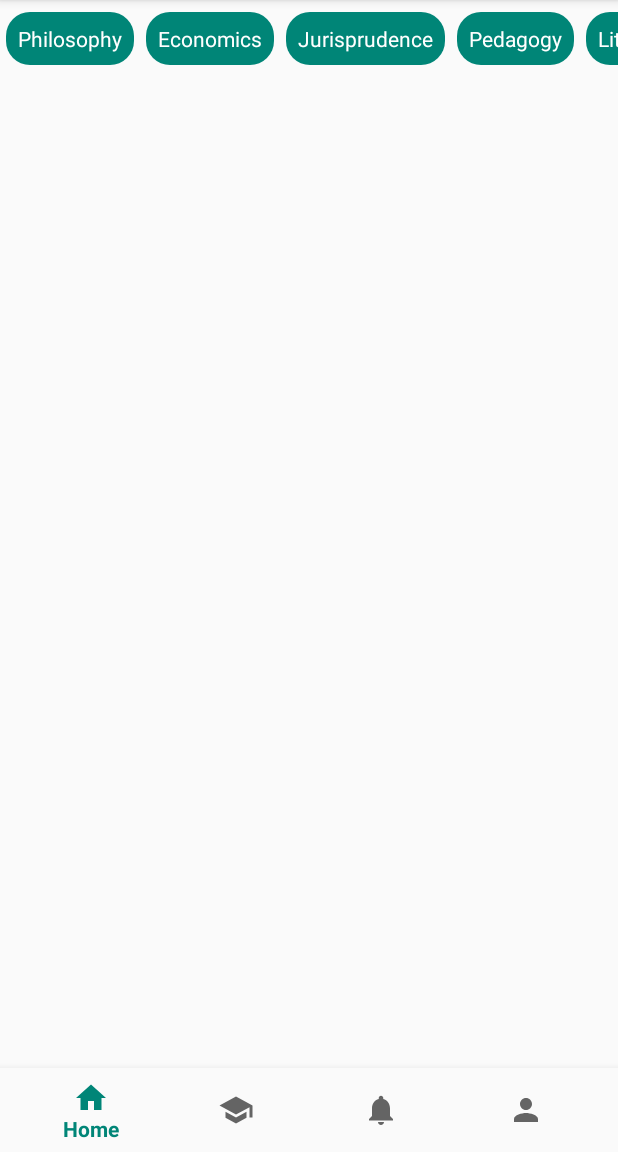
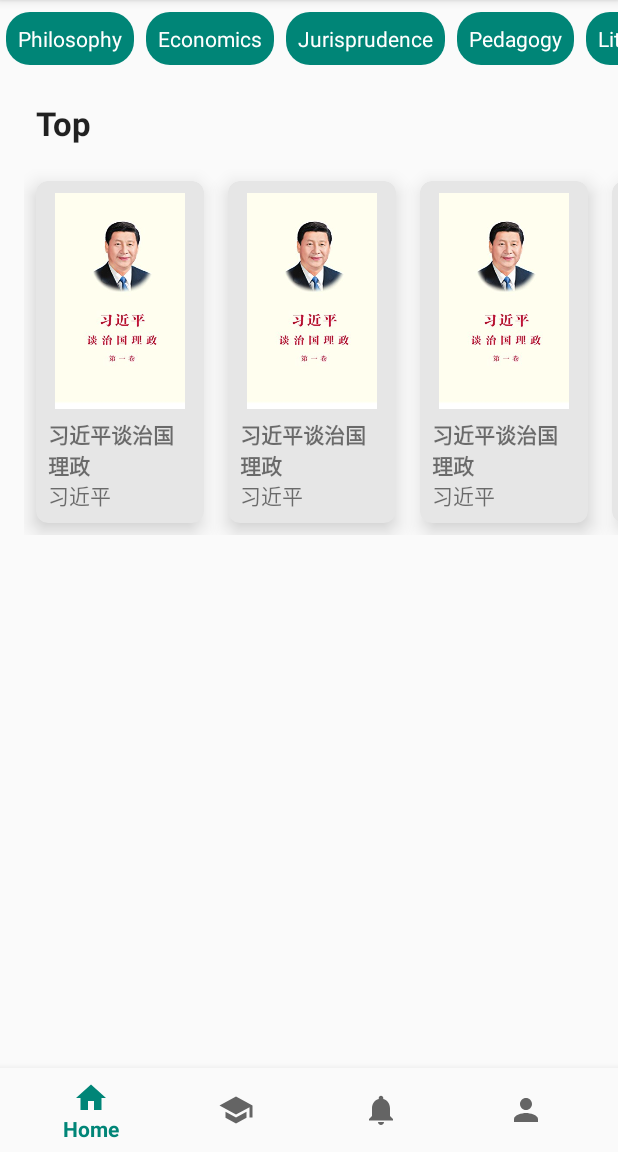
Before and after one commit to studybar/studybar, an Android app: the screen it shows after launch (MainActivity), on a phone screen of 412 x 824 dp, the part 84-1236 px from its top. Run offline under Robolectric (Android 15) with nearby library versions, the phone set to English and light mode, and no system bars.

Commit message:
1. 加入首页显示横排书籍相应 layout、HorizontalBookAdapter 及 HomeFragment 中代码 2. 优化部分 HomeFragment 中代码

```diff
--- /dev/null
+++ b/app/src/main/java/com/wedo/studybar/Adapter/HorizontalBookAdapter.java
@@ -0,0 +1,84 @@
+package com.wedo.studybar.Adapter;
+
+import android.content.Context;
+import android.support.annotation.NonNull;
+import android.support.v7.widget.RecyclerView;
+import android.view.LayoutInflater;
+import android.view.View;
+import android.view.ViewGroup;
+import android.widget.ImageView;
+import android.widget.TextView;
+
+import com.wedo.studybar.R;
+
+import java.util.List;
+
+public class HorizontalBookAdapter extends RecyclerView.Adapter<HorizontalBookAdapter.horizontalBookViewHolder> {
+
+    private List<String> mHorizontalBookNames;
+    private List<String> mHorizontalBookAuthors;
+    private List<Integer> mHorizontalBookCovers;
+    private LayoutInflater mInflater;
+    private ItemClickListener mClickListener;
+
+    public HorizontalBookAdapter(Context context,List<Integer> horizontalBookCovers, List<String> horizontalBookNames, List<String> horizontalBookAuthors){
+        this.mInflater = LayoutInflater.from(context);
+        this.mHorizontalBookCovers = horizontalBookCovers;
+        this.mHorizontalBookNames = horizontalBookNames;
+        this.mHorizontalBookAuthors = horizontalBookAuthors;
+    }
+
+    @NonNull
+    @Override
+    public horizontalBookViewHolder onCreateViewHolder(@NonNull ViewGroup parent, int viewType) {
+        View view = mInflater.inflate(R.layout.horizontal_list_book,parent,false);
+        return  new horizontalBookViewHolder(view);
+    }
+
+    @Override
+    public void onBindViewHolder(@NonNull HorizontalBookAdapter.horizontalBookViewHolder horizontalBookViewHolder, int position) {
+        int horizontalBookCover = mHorizontalBookCovers.get(position);
+        String horizontalBookName = mHorizontalBookNames.get(position);
+        String horizontalBookAuthor = mHorizontalBookAuthors.get(position);
+        horizontalBookViewHolder.horizontalBookCoverView.setImageResource(horizontalBookCover);
+        horizontalBookViewHolder.horizontalBookNameView.setText(horizontalBookName);
+        horizontalBookViewHolder.horizontalBookAuthorView.setText(horizontalBookAuthor);
+    }
+
+    public class horizontalBookViewHolder extends RecyclerView.ViewHolder implements  View.OnClickListener{
+        ImageView horizontalBookCoverView;
+        TextView horizontalBookNameView;
+        TextView horizontalBookAuthorView;
+
+        horizontalBookViewHolder(View itemView){
+            super(itemView);
+            horizontalBookCoverView = itemView.findViewById(R.id.book_cover);
+            horizontalBookNameView = itemView.findViewById(R.id.book_name);
+            horizontalBookAuthorView = itemView.findViewById(R.id.book_author);
+            itemView.setOnClickListener(this);
+        }
+
+        @Override
+        public void onClick(View view) {
+            if(mClickListener != null)
+                mClickListener.onItemClick(view,getAdapterPosition());
+        }
+    }
+
+    @Override
+    public int getItemCount() {
+        return mHorizontalBookNames.size();
+    }
+
+    public String getItem(int id){
+        return mHorizontalBookNames.get(id);
+    }
+
+    public void setClickListener(ItemClickListener itemClickListener){
+        this.mClickListener = itemClickListener;
+    }
+
+    public interface ItemClickListener {
+        void onItemClick(View view, int position);
+    }
+}
--- a/app/src/main/java/com/wedo/studybar/Fragments/HomeFragment.java
+++ b/app/src/main/java/com/wedo/studybar/Fragments/HomeFragment.java
@@ -13,19 +13,24 @@ import android.widget.LinearLayout;
 import android.widget.Toast;
 
 import com.wedo.studybar.Adapter.CategoryAdapter;
+import com.wedo.studybar.Adapter.HorizontalBookAdapter;
 import com.wedo.studybar.R;
 
 import java.util.ArrayList;
 
-public class HomeFragment extends Fragment implements CategoryAdapter.ItemClickListener{
+public class HomeFragment extends Fragment {
 
     private CategoryAdapter mCategoryAdapter;
+    private HorizontalBookAdapter mHorizontalBookAdapter;
 
     @Nullable
     @Override
     public View onCreateView(@NonNull LayoutInflater inflater, @Nullable ViewGroup container, @Nullable Bundle savedInstanceState) {
         View rootView = inflater.inflate(R.layout.fragment_home,container,false);
 
+        /**
+         * to show category
+         * */
         //data to populate the category RecyclerView with
         ArrayList<String> categoryNames = new ArrayList<>();
         categoryNames.add("Philosophy");
@@ -46,39 +51,61 @@ public class HomeFragment extends Fragment implements CategoryAdapter.ItemClickL
         LinearLayoutManager horizontalLayoutManager = new LinearLayoutManager(getActivity(),LinearLayoutManager.HORIZONTAL,false);
         categoryRecyclerView.setLayoutManager(horizontalLayoutManager);
         mCategoryAdapter = new CategoryAdapter(getActivity(),categoryNames);
-        mCategoryAdapter.setClickListener(this);
+        mCategoryAdapter.setClickListener(new CategoryAdapter.ItemClickListener() {
+            @Override
+            public void onItemClick(View view, int position) {
+                Toast.makeText(getActivity(),mCategoryAdapter.getItem(position),Toast.LENGTH_SHORT).show();
+            }
+        });
         categoryRecyclerView.setAdapter(mCategoryAdapter);
+
+        /**
+         * to show books
+         * */
+        ArrayList<Integer> horizontalBookCovers = new ArrayList<>();
+        horizontalBookCovers.add(R.drawable.test);
+        horizontalBookCovers.add(R.drawable.test);
+        horizontalBookCovers.add(R.drawable.test);
+        horizontalBookCovers.add(R.drawable.test);
+        horizontalBookCovers.add(R.drawable.test);
+        horizontalBookCovers.add(R.drawable.test);
+
+        ArrayList<String> horizontalBookNames = new ArrayList<>();
+        horizontalBookNames.add("习近平谈治国理政");
+        horizontalBookNames.add("习近平谈治国理政");
+        horizontalBookNames.add("习近平谈治国理政");
+        horizontalBookNames.add("习近平谈治国理政");
+        horizontalBookNames.add("习近平谈治国理政");
+        horizontalBookNames.add("习近平谈治国理政");
+
+        ArrayList<String> horizontalBookAuthors = new ArrayList<>();
+        horizontalBookAuthors.add("习近平");
+        horizontalBookAuthors.add("习近平");
+        horizontalBookAuthors.add("习近平");
+        horizontalBookAuthors.add("习近平");
+        horizontalBookAuthors.add("习近平");
+        horizontalBookAuthors.add("习近平");
+
+        RecyclerView horizontalBooksRecyclerView = rootView.findViewById(R.id.top_books_recycler_view);
+        LinearLayoutManager horizontalLayoutManager_forTop = new LinearLayoutManager(getActivity(),LinearLayoutManager.HORIZONTAL,false);
+        horizontalBooksRecyclerView.setLayoutManager(horizontalLayoutManager_forTop);
+        mHorizontalBookAdapter = new HorizontalBookAdapter(getActivity(),horizontalBookCovers,horizontalBookNames,horizontalBookAuthors);
+        mHorizontalBookAdapter.setClickListener(new HorizontalBookAdapter.ItemClickListener() {
+            @Override
+            public void onItemClick(View view, int position) {
+                Toast.makeText(getActivity(),mHorizontalBookAdapter.getItem(position),Toast.LENGTH_SHORT).show();
+            }
+        });
+        horizontalBooksRecyclerView.setAdapter(mHorizontalBookAdapter);
+
+
+
         return rootView;
     }
 
     @Override
     public void onCreate(@Nullable Bundle savedInstanceState) {
         super.onCreate(savedInstanceState);
-
-        /*
-        //data to populate the category RecyclerView with
-        ArrayList<String> categoryNames = new ArrayList<>();
-        categoryNames.add("Philosophy");
-        categoryNames.add("Economics");
-        categoryNames.add("Jurisprudence");
-        categoryNames.add("Pedagogy");
-        categoryNames.add("Literature");
-        categoryNames.add("History");
-        categoryNames.add("Formal science");
-        categoryNames.add("Engineering");
-        categoryNames.add("Agronomy");
-        categoryNames.add("Medicine");
-        categoryNames.add("Military science");
-        categoryNames.add("Management");
-        categoryNames.add("Art Theory");
-
-        RecyclerView categoryRecyclerView = (RecyclerView) getActivity().findViewById(R.id.categories_recycler_view);
-        LinearLayoutManager horizontalLayoutManager = new LinearLayoutManager(getActivity(),LinearLayoutManager.HORIZONTAL,false);
-        categoryRecyclerView.setLayoutManager(horizontalLayoutManager);
-        mCategoryAdapter = new CategoryAdapter(getActivity(),categoryNames);
-        mCategoryAdapter.setClickListener(this);
-        categoryRecyclerView.setAdapter(mCategoryAdapter);
-        */
 
     }
 
@@ -88,8 +115,4 @@ public class HomeFragment extends Fragment implements CategoryAdapter.ItemClickL
 
     }
 
-    @Override
-    public void onItemClick(View view, int position) {
-        Toast.makeText(getActivity(),mCategoryAdapter.getItem(position),Toast.LENGTH_SHORT).show();
-    }
 }
--- a/app/src/main/res/layout/fragment_home.xml
+++ b/app/src/main/res/layout/fragment_home.xml
@@ -15,4 +15,25 @@
 
     </android.support.v7.widget.RecyclerView>
 
+    <TextView
+        android:id="@+id/top_level_books"
+        android:layout_width="match_parent"
+        android:layout_height="wrap_content"
+        android:layout_margin="16dp"
+        android:paddingStart="8dp"
+        android:text="@string/top_level"
+        android:textStyle="bold"
+        android:textAppearance="@style/Base.TextAppearance.AppCompat.Large"/>
+
+    <android.support.v7.widget.RecyclerView
+        android:id="@+id/top_books_recycler_view"
+        android:layout_width="match_parent"
+        android:layout_height="wrap_content"
+        android:layout_marginStart="16dp"
+        tools:layoutManager="android.support.v7.widget.LinearLayoutManager"
+        tools:listitem="@layout/horizontal_list_book"
+        tools:orientation="horizontal">
+
+    </android.support.v7.widget.RecyclerView>
+
 </LinearLayout>
--- a/app/src/main/res/layout/horizontal_list_book.xml
+++ b/app/src/main/res/layout/horizontal_list_book.xml
@@ -2,10 +2,17 @@
 <android.support.v7.widget.CardView xmlns:android="http://schemas.android.com/apk/res/android"
     android:layout_width="@dimen/horizontal_item_width_min"
     android:layout_height="@dimen/horizontal_item_height_min"
+    android:layout_margin="8dp"
     xmlns:tools="http://schemas.android.com/tools"
     xmlns:Card_view="http://schemas.android.com/apk/res-auto"
     android:orientation="vertical"
+    Card_view:cardCornerRadius="8dp"
+    Card_view:cardBackgroundColor="#E6E6E6"
+    Card_view:cardElevation="8dp"
     Card_view:contentPadding="8dp"
+    android:clickable="true"
+    android:focusable="true"
+    android:foreground="?android:selectableItemBackground"
     android:minHeight="@dimen/horizontal_item_height_min"
     android:minWidth="@dimen/horizontal_item_width_min">
 
@@ -18,12 +25,13 @@
             android:layout_width="@dimen/list_book_show_width"
             android:layout_height="@dimen/list_book_show_height"
             tools:src="@drawable/test"
-            android:scaleType="center"/>
+            android:scaleType="centerInside"/>
 
         <TextView
             android:id="@+id/book_name"
             android:layout_width="match_parent"
             android:layout_height="@dimen/list_book_name_height"
+            android:layout_marginTop="8dp"
             tools:text="习近平谈治国理政"
             android:textStyle="bold"
             android:gravity="bottom"
--- a/app/src/main/res/values/dimens.xml
+++ b/app/src/main/res/values/dimens.xml
@@ -7,6 +7,6 @@
     <dimen name="list_book_name_height">40dp</dimen>
     <dimen name="list_book_author_height">20dp</dimen>
     <dimen name="list_book_name_width">96dp</dimen>
-    <dimen name="horizontal_item_height_min">220dp</dimen>
+    <dimen name="horizontal_item_height_min">228dp</dimen>
     <dimen name="horizontal_item_width_min">112dp</dimen>
 </resources>
--- a/app/src/main/res/values/strings.xml
+++ b/app/src/main/res/values/strings.xml
@@ -13,4 +13,5 @@
     <string name="expand">expand</string>
     <string name="notification_avatar">The avatar of this notification.</string>
     <string name="num_of_discussions">Discussions:</string>
+    <string name="top_level">Top</string>
 </resources>
```
Also changed, not shown: app/src/main/res/drawable-anydpi/test.jpg (deleted), app/src/main/res/drawable-v24/test.jpg (added).
